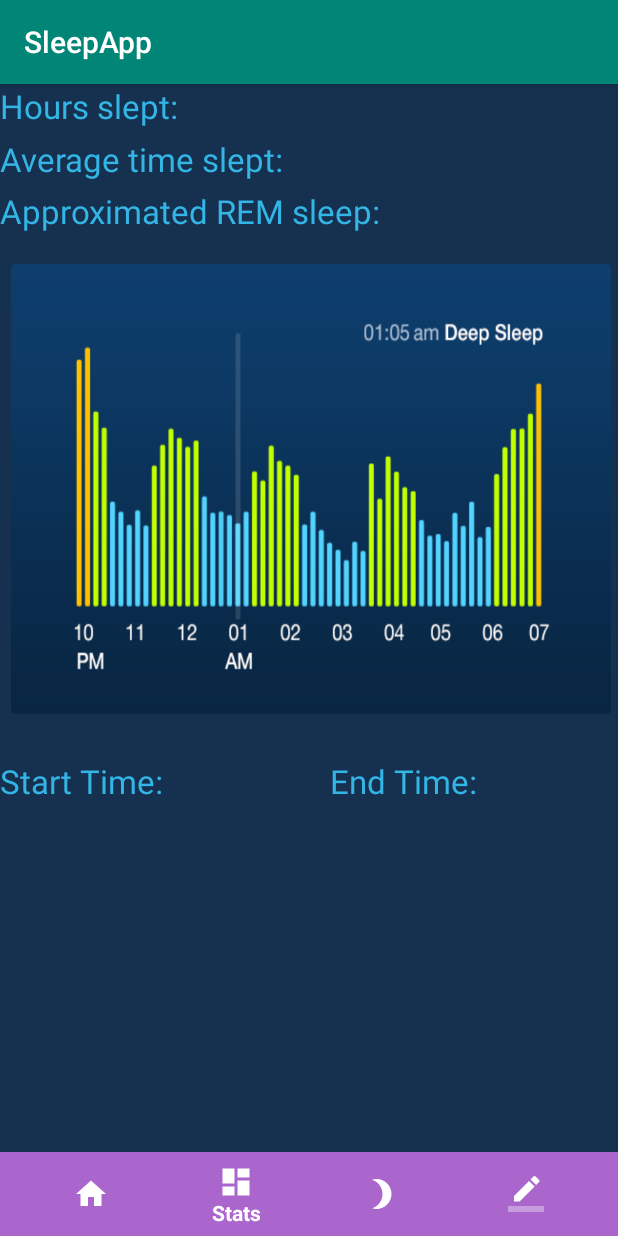
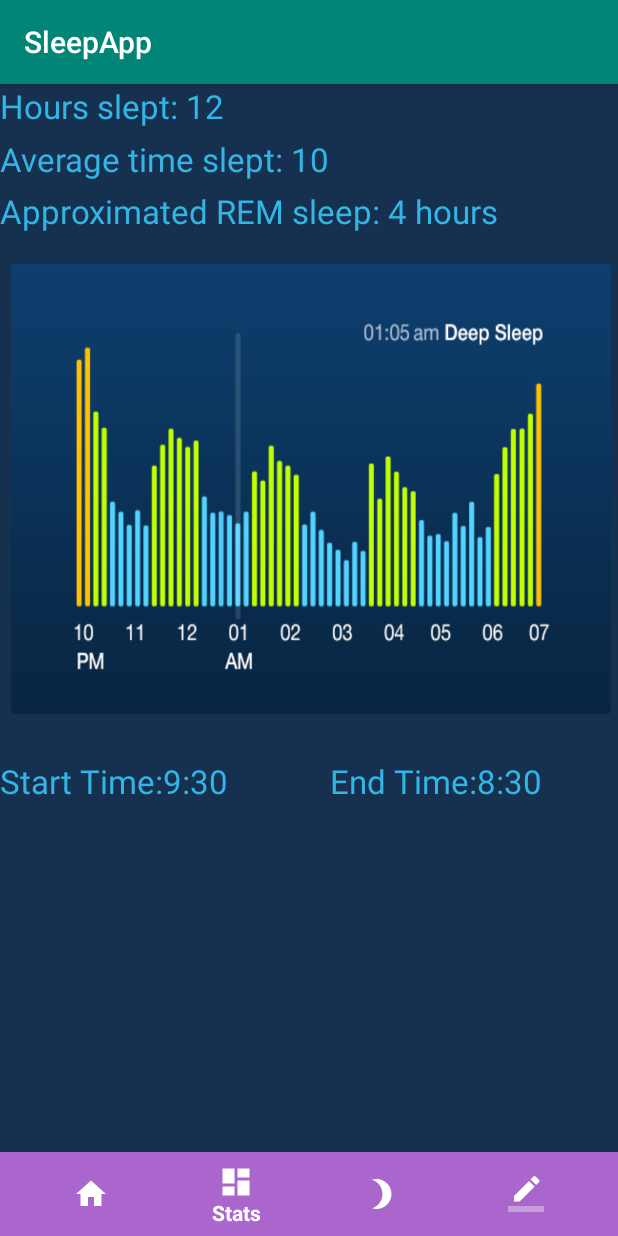
Before and after one commit to ernestchan830/Final-Project, an Android app: the screen it shows after launch (MainActivity), item 2 of the bottom bar chosen, on a phone screen of 412 x 824 dp. Run offline under Robolectric (Android 15) with nearby library versions, the phone set to English and light mode, and no system bars.

```diff
--- a/app/src/main/res/layout/fragment_home.xml
+++ b/app/src/main/res/layout/fragment_home.xml
@@ -15,7 +15,7 @@
     <TextView
         android:layout_width="wrap_content"
         android:layout_height="wrap_content"
-        android:text="You have slept for ___ hours."
+        android:text="You have slept for 12 hours."
         android:layout_marginTop="80dp"
         android:layout_marginLeft="7dp"
         android:textColor="#ffffff"
@@ -28,7 +28,7 @@
         android:layout_marginLeft="7dp"
         android:layout_marginTop="200dp"
         android:textColor="#ffffff"
-        android:text="Based on the amount of sleep you received. SleepApp advises that..."
+        android:text="Based on the amount of sleep you received. SleepApp advises that you keep it up!"
         android:textSize="40dp"
         />
 </RelativeLayout>
--- a/app/src/main/res/layout/fragment_notes.xml
+++ b/app/src/main/res/layout/fragment_notes.xml
@@ -25,7 +25,8 @@
         android:layout_margin="4dp"
         android:layout_marginBottom="3dp"
         android:textSize="26sp"
-        android:text="Keep track of Sleep Trends Here!"
+        android:text="Notepad"
+        android:textColor="#ffffff"
         android:textAppearance="@style/Base.TextAppearance.AppCompat.Large"
         android:maxLines="3"
         />
@@ -38,7 +39,8 @@
          android:layout_marginLeft="5dp"
          android:layout_marginStart="12dp"
          android:textSize="22sp"
-         android:text="Date:"
+         android:textColor="#ffffff"
+         android:text="Date: 7/20/19"
          />
 <!--<view-->
     <!--android:layout_width="match_parent"-->
--- a/app/src/main/res/layout/fragment_sleep.xml
+++ b/app/src/main/res/layout/fragment_sleep.xml
@@ -27,19 +27,17 @@
         android:scaleX="1"
         android:scaleY="1"
         android:src="@drawable/zzzz" />
-    />
 
     <Button
         android:id="@+id/stop_button"
         android:layout_width="wrap_content"
         android:layout_height="wrap_content"
         android:layout_marginLeft="165dp"
-        android:layout_marginTop="480sp"
+        android:layout_marginTop="475sp"
         android:scaleX="1.5"
         android:scaleY="1.5"
         android:background="@android:color/black"
         android:textColor="@android:color/holo_red_light"
         android:text="Stop"/>
-    />
 
 </RelativeLayout>
--- a/app/src/main/res/layout/fragment_stats.xml
+++ b/app/src/main/res/layout/fragment_stats.xml
@@ -13,14 +13,14 @@
     <TextView
         android:layout_width="wrap_content"
         android:layout_height="wrap_content"
-        android:text="Hours slept:"
+        android:text="Hours slept: 12"
         android:textAppearance="@style/Base.TextAppearance.AppCompat.Large"
         android:textColor="@android:color/holo_blue_light"/>
     <TextView
         android:layout_width="wrap_content"
         android:layout_height="wrap_content"
         android:layout_marginTop="35dp"
-        android:text="Average time slept:"
+        android:text="Average time slept: 10"
         android:textAppearance="@style/Base.TextAppearance.AppCompat.Large"
         android:textColor="@android:color/holo_blue_light"/>
     <TextView
@@ -28,7 +28,7 @@
         android:layout_height="wrap_content"
         android:layout_marginTop="70dp"
 
-        android:text="Approximated REM sleep: "
+        android:text="Approximated REM sleep: 4 hours"
         android:textAppearance="@style/Base.TextAppearance.AppCompat.Large"
         android:textColor="@android:color/holo_blue_light"/>
 
@@ -36,7 +36,7 @@
         android:layout_width="wrap_content"
         android:layout_height="wrap_content"
         android:layout_marginTop="450dp"
-        android:text="Start Time: "
+        android:text="Start Time:9:30 "
         android:textAppearance="@style/Base.TextAppearance.AppCompat.Large"
         android:textColor="@android:color/holo_blue_light"/>
     <TextView
@@ -44,7 +44,7 @@
         android:layout_height="wrap_content"
         android:layout_marginTop="450dp"
         android:layout_marginLeft="220dp"
-        android:text="End Time:"
+        android:text="End Time:8:30"
         android:textAppearance="@style/Base.TextAppearance.AppCompat.Large"
         android:textColor="@android:color/holo_blue_light"/>
 
```
Also changed, not shown: app/src/main/java/ernestchan830/example/sleepapp/SleepFragment.java (+7 -7 lines).
